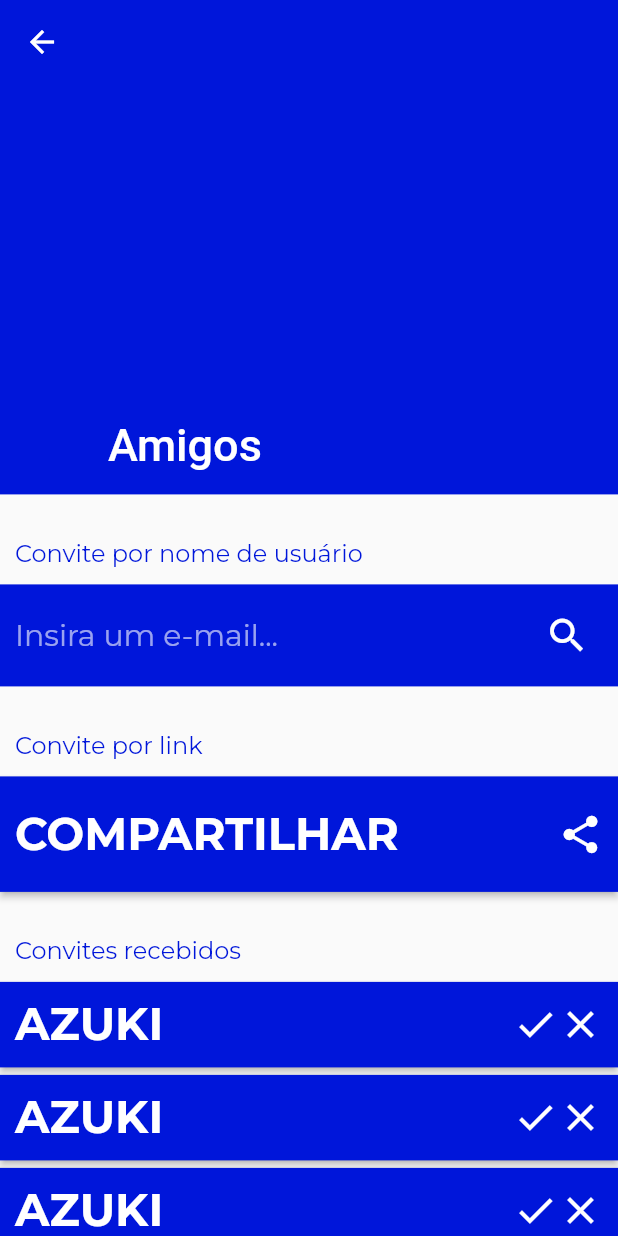
After one commit to edionay/aguinha, a Flutter app: the screen it shows once a user with an empty profile is signed in, after a tap on the "group add" icon, on a phone screen of 412 x 824 dp. The commit adds this screen. Run offline on Flutter 3.47's test engine with Material 2 defaults, Android fonts, the phone set to English and light mode, and no system bars; our stand-ins replace cloud_firestore, cloud_functions, firebase_auth, firebase_core, firebase_messaging, flutter_local_notifications and 3 more; accounts and stored records are empty.

Commit message:
Send friend request

```diff
--- /dev/null
+++ b/lib/constants.dart
@@ -0,0 +1,7 @@
+import 'package:flutter/material.dart';
+
+const kDefaultPadding = 10.0;
+const kBigIconSize = 30.0;
+const kBigFontSize = 30.0;
+const kPrimaryColor = Color(0xFF0016DA);
+const kSubheaderStyle = TextStyle(color: kPrimaryColor, fontSize: 16);
--- a/lib/main.dart
+++ b/lib/main.dart
@@ -2,6 +2,7 @@
 
 import 'package:aguinha/provider.dart';
 import 'package:aguinha/screens/error_screen.dart';
+import 'package:aguinha/screens/friends_screen.dart';
 import 'package:aguinha/screens/home_screen.dart';
 import 'package:aguinha/screens/login_screen.dart';
 import 'package:cloud_firestore/cloud_firestore.dart';
@@ -12,9 +13,10 @@
 import 'package:flutter/cupertino.dart';
 import 'package:flutter/material.dart';
 import 'package:flutter_local_notifications/flutter_local_notifications.dart';
+import 'package:google_fonts/google_fonts.dart';
 import 'package:provider/provider.dart';
 
-const bool USE_EMULATOR = false;
+const bool USE_EMULATOR = true;
 
 Future _connectToFirebaseEmulator() async {
   final localHostString = Platform.isAndroid ? '10.0.2.2' : 'localhost';
@@ -74,6 +76,8 @@
   Widget build(BuildContext context) => ChangeNotifierProvider(
         create: (context) => GoogleSignInProvider(),
         child: MaterialApp(
+          theme: Theme.of(context)
+              .copyWith(textTheme: GoogleFonts.montserratTextTheme()),
           home: StreamBuilder(
             stream: FirebaseAuth.instance.authStateChanges(),
             builder: (context, snapshot) {
@@ -90,6 +94,10 @@
               }
             },
           ),
+          debugShowCheckedModeBanner: false,
+          routes: {
+            FriendsScreen.id: (context) => FriendsScreen(),
+          },
         ),
       );
 }
--- /dev/null
+++ b/lib/screens/friends_screen.dart
@@ -0,0 +1,443 @@
+import 'package:aguinha/constants.dart';
+import 'package:cloud_functions/cloud_functions.dart';
+import 'package:flutter/cupertino.dart';
+import 'package:flutter/material.dart';
+
+class FriendsScreen extends StatelessWidget {
+  const FriendsScreen({Key? key}) : super(key: key);
+
+  static String id = 'friends_screen';
+
+  @override
+  Widget build(BuildContext context) {
+    final _size = MediaQuery.of(context).size;
+
+    return SafeArea(
+        child: Scaffold(
+      body: CustomScrollView(
+        slivers: [
+          SliverAppBar(
+            backgroundColor: kPrimaryColor,
+            pinned: true,
+            flexibleSpace: FlexibleSpaceBar(
+              title: Text('Amigos'),
+            ),
+            expandedHeight: _size.height * 0.4,
+          ),
+          SliverList(
+            delegate: SliverChildListDelegate(
+              [
+                SizedBox(
+                  height: kDefaultPadding * 3,
+                ),
+                Padding(
+                  padding: const EdgeInsets.only(left: kDefaultPadding),
+                  child: Text(
+                    'Convite por nome de usuário',
+                    style: kSubheaderStyle,
+                  ),
+                ),
+                SizedBox(
+                  height: kDefaultPadding,
+                ),
+                UserSearchSection(),
+                SizedBox(
+                  height: kDefaultPadding * 3,
+                ),
+                Padding(
+                    padding: const EdgeInsets.only(left: kDefaultPadding),
+                    child: Text(
+                      'Convite por link',
+                      style: kSubheaderStyle,
+                    )),
+                SizedBox(
+                  height: kDefaultPadding,
+                ),
+                ElevatedButton(
+                  onPressed: () {},
+                  style: ElevatedButton.styleFrom(
+                    padding: EdgeInsets.symmetric(
+                        horizontal: kDefaultPadding,
+                        vertical: kDefaultPadding * 2),
+                    shape: RoundedRectangleBorder(
+                        borderRadius: BorderRadius.all(Radius.circular(0))),
+                    primary: kPrimaryColor,
+                  ),
+                  child: Row(
+                    mainAxisAlignment: MainAxisAlignment.spaceBetween,
+                    crossAxisAlignment: CrossAxisAlignment.center,
+                    children: [
+                      Text(
+                        'COMPARTILHAR',
+                        style: TextStyle(
+                            fontSize: kBigFontSize,
+                            color: Colors.white,
+                            fontWeight: FontWeight.bold),
+                      ),
+                      Icon(
+                        Icons.share,
+                        color: Colors.white,
+                        size: kBigIconSize,
+                      )
+                    ],
+                  ),
+                ),
+                SizedBox(
+                  height: kDefaultPadding * 3,
+                ),
+                Padding(
+                  padding: const EdgeInsets.only(left: kDefaultPadding),
+                  child: Text(
+                    'Convites recebidos',
+                    style: kSubheaderStyle,
+                  ),
+                ),
+                SizedBox(
+                  height: kDefaultPadding,
+                ),
+                ElevatedButton(
+                  onPressed: () {},
+                  style: ElevatedButton.styleFrom(
+                    padding: EdgeInsets.all(kDefaultPadding),
+                    shape: RoundedRectangleBorder(
+                        borderRadius: BorderRadius.all(Radius.circular(0))),
+                    primary: kPrimaryColor,
+                  ),
+                  child: Row(
+                    mainAxisAlignment: MainAxisAlignment.spaceBetween,
+                    crossAxisAlignment: CrossAxisAlignment.center,
+                    children: [
+                      Text(
+                        'AZUKI',
+                        style: TextStyle(
+                            fontSize: kBigFontSize,
+                            color: Colors.white,
+                            fontWeight: FontWeight.bold),
+                      ),
+                      Row(
+                        children: [
+                          Icon(
+                            Icons.done,
+                            color: Colors.white,
+                            size: kBigIconSize,
+                          ),
+                          Icon(
+                            Icons.close,
+                            color: Colors.white,
+                            size: kBigIconSize,
+                          ),
+                        ],
+                      )
+                    ],
+                  ),
+                ),
+                SizedBox(
+                  height: kDefaultPadding / 2,
+                ),
+                ElevatedButton(
+                  onPressed: () {},
+                  style: ElevatedButton.styleFrom(
+                    padding: EdgeInsets.all(kDefaultPadding),
+                    shape: RoundedRectangleBorder(
+                        borderRadius: BorderRadius.all(Radius.circular(0))),
+                    primary: kPrimaryColor,
+                  ),
+                  child: Row(
+                    mainAxisAlignment: MainAxisAlignment.spaceBetween,
+                    crossAxisAlignment: CrossAxisAlignment.center,
+                    children: [
+                      Text(
+                        'AZUKI',
+                        style: TextStyle(
+                            fontSize: kBigFontSize,
+                            color: Colors.white,
+                            fontWeight: FontWeight.bold),
+                      ),
+                      Row(
+                        children: [
+                          Icon(
+                            Icons.done,
+                            color: Colors.white,
+                            size: kBigIconSize,
+                          ),
+                          Icon(
+                            Icons.close,
+                            color: Colors.white,
+                            size: kBigIconSize,
+                          ),
+                        ],
+                      )
+                    ],
+                  ),
+                ),
+                SizedBox(
+                  height: kDefaultPadding / 2,
+                ),
+                ElevatedButton(
+                  onPressed: () {},
+                  style: ElevatedButton.styleFrom(
+                    padding: EdgeInsets.all(kDefaultPadding),
+                    shape: RoundedRectangleBorder(
+                        borderRadius: BorderRadius.all(Radius.circular(0))),
+                    primary: kPrimaryColor,
+                  ),
+                  child: Row(
+                    mainAxisAlignment: MainAxisAlignment.spaceBetween,
+                    crossAxisAlignment: CrossAxisAlignment.center,
+                    children: [
+                      Text(
+                        'AZUKI',
+                        style: TextStyle(
+                            fontSize: kBigFontSize,
+                            color: Colors.white,
+                            fontWeight: FontWeight.bold),
+                      ),
+                      Row(
+                        children: [
+                          Icon(
+                            Icons.done,
+                            color: Colors.white,
+                            size: kBigIconSize,
+                          ),
+                          Icon(
+                            Icons.close,
+                            color: Colors.white,
+                            size: kBigIconSize,
+                          ),
+                        ],
+                      )
+                    ],
+                  ),
+                ),
+                SizedBox(
+                  height: kDefaultPadding * 3,
+                ),
+                Padding(
+                  padding: const EdgeInsets.only(left: kDefaultPadding),
+                  child: Text(
+                    'Convites enviados',
+                    style: kSubheaderStyle,
+                  ),
+                ),
+                SizedBox(
+                  height: kDefaultPadding,
+                ),
+                ElevatedButton(
+                  onPressed: () {},
+                  style: ElevatedButton.styleFrom(
+                    padding: EdgeInsets.all(kDefaultPadding),
+                    shape: RoundedRectangleBorder(
+                        borderRadius: BorderRadius.all(Radius.circular(0))),
+                    primary: kPrimaryColor,
+                  ),
+                  child: Row(
+                    mainAxisAlignment: MainAxisAlignment.spaceBetween,
+                    crossAxisAlignment: CrossAxisAlignment.center,
+                    children: [
+                      Text(
+                        'FAMINTE',
+                        style: TextStyle(
+                            fontSize: kBigFontSize,
+                            color: Colors.white,
+                            fontWeight: FontWeight.bold),
+                      ),
+                      Row(
+                        children: [
+                          Icon(
+                            Icons.done,
+                            color: Colors.white,
+                            size: kBigIconSize,
+                          ),
+                          Icon(
+                            Icons.close,
+                            color: Colors.white,
+                            size: kBigIconSize,
+                          ),
+                        ],
+                      )
+                    ],
+                  ),
+                ),
+                SizedBox(
+                  height: kDefaultPadding / 2,
+                ),
+                ElevatedButton(
+                  onPressed: () {},
+                  style: ElevatedButton.styleFrom(
+                    padding: EdgeInsets.all(kDefaultPadding),
+                    shape: RoundedRectangleBorder(
+                        borderRadius: BorderRadius.all(Radius.circular(0))),
+                    primary: kPrimaryColor,
+                  ),
+                  child: Row(
+                    mainAxisAlignment: MainAxisAlignment.spaceBetween,
+                    crossAxisAlignment: CrossAxisAlignment.center,
+                    children: [
+                      Text(
+                        'AZUKI',
+                        style: TextStyle(
+                            fontSize: kBigFontSize,
+                            color: Colors.white,
+                            fontWeight: FontWeight.bold),
+                      ),
+                      Row(
+                        children: [
+                          Icon(
+                            Icons.done,
+                            color: Colors.white,
+                            size: kBigIconSize,
+                          ),
+                          Icon(
+                            Icons.close,
+                            color: Colors.white,
+                            size: kBigIconSize,
+                          ),
+                        ],
+                      )
+                    ],
+                  ),
+                ),
+              ],
+            ),
+          ),
+        ],
+      ),
+    ));
+  }
+}
+
+class UserSearchSection extends StatefulWidget {
+  @override
+  _UserSearchSectionState createState() => _UserSearchSectionState();
+}
+
+class _UserSearchSectionState extends State<UserSearchSection> {
+  bool loading = false;
+  @override
+  Widget build(BuildContext context) {
+    String? username;
+
+    return Container(
+      padding: EdgeInsets.all(kDefaultPadding),
+      color: kPrimaryColor,
+      child: Column(
+        children: [
+          TextField(
+            onChanged: (value) {
+              username = value;
+            },
+            enabled: !loading,
+            textCapitalization: TextCapitalization.characters,
+            style: TextStyle(color: Colors.white, fontSize: 20),
+            decoration: InputDecoration(
+                hintStyle: TextStyle(color: Colors.white60),
+                border: InputBorder.none,
+                suffixIcon: IconButton(
+                  onPressed: () async {
+                    if (username == null || username!.isEmpty) {
+                      final snackBar =
+                          SnackBar(content: Text('Insira um nome de usuário'));
+                      ScaffoldMessenger.of(context).showSnackBar(snackBar);
+                      return;
+                    }
+                    setState(() {
+                      loading = true;
+                    });
+
+                    HttpsCallable callable =
+                        FirebaseFunctions.instance.httpsCallable('userExists');
+                    final userExists =
+                        await callable.call({'username': username});
+
+                    setState(() {
+                      loading = false;
+                    });
+                    if (userExists.data) {
+                      showModalBottomSheet(
+                        context: context,
+                        builder: (_) => Container(
+                          child: Column(
+                            mainAxisAlignment: MainAxisAlignment.center,
+                            children: [
+                              Text(
+                                  'Deseja enviar uma solicitação de amizade para'),
+                              SizedBox(
+                                height: kDefaultPadding * 2,
+                              ),
+                              Column(
+                                crossAxisAlignment: CrossAxisAlignment.end,
+                                children: [
+                                  Text(
+                                    'AUSTRAL',
+                                    style: TextStyle(
+                                        fontSize: 40,
+                                        color: kPrimaryColor,
+                                        fontWeight: FontWeight.bold),
+                                  ),
+                                  Text('#2424',
+                                      textAlign: TextAlign.left,
+                                      style: TextStyle(
+                                          fontWeight: FontWeight.normal,
+                                          fontSize: 24,
+                                          color: Colors.grey)),
+                                ],
+                              ),
+                              SizedBox(
+                                height: kDefaultPadding,
+                              ),
+                              Row(
+                                mainAxisAlignment: MainAxisAlignment.center,
+                                children: [
+                                  ElevatedButton(
+                                    onPressed: () async {
+                                      HttpsCallable callable = FirebaseFunctions
+                                          .instance
+                                          .httpsCallable('requestFriendship');
+                                      final response = await callable
+                                          .call({'username': username});
+                                      print(response.data);
+                                    },
+                                    style: ElevatedButton.styleFrom(
+                                        primary: kPrimaryColor),
+                                    child: Text('Sim'),
+                                  ),
+                                  SizedBox(
+                                    width: kDefaultPadding,
+                                  ),
+                                  TextButton(
+                                    onPressed: () {
+                                      Navigator.pop(context);
+                                    },
+                                    child: Text(
+                                      'Não',
+                                      style: TextStyle(color: kPrimaryColor),
+                                    ),
+                                  ),
+                                ],
+                              )
+                            ],
+                          ),
+                        ),
+                      );
+                    } else {
+                      final snackBar =
+                          SnackBar(content: Text('Usuário não encontrado'));
+                      ScaffoldMessenger.of(context).showSnackBar(snackBar);
+                    }
+                    print(userExists.data);
+                  },
+                  icon: Icon(
+                    Icons.search,
+                    color: Colors.white,
+                    size: kBigIconSize,
+                  ),
+                ),
+                hintText: 'Insira um e-mail...',
+                fillColor: Colors.white),
+          ),
+          if (loading) LinearProgressIndicator()
+        ],
+      ),
+    );
+  }
+}
--- a/lib/screens/home_screen.dart
+++ b/lib/screens/home_screen.dart
@@ -1,3 +1,5 @@
+import 'package:aguinha/constants.dart';
+import 'package:aguinha/screens/friends_screen.dart';
 import 'package:cloud_firestore/cloud_firestore.dart';
 import 'package:cloud_functions/cloud_functions.dart';
 import 'package:firebase_auth/firebase_auth.dart';
@@ -81,6 +83,23 @@
                 ),
               ),
             ),
+            Row(
+              mainAxisAlignment: MainAxisAlignment.end,
+              children: [
+                Container(
+                  color: Colors.blue,
+                  child: IconButton(
+                    icon: Icon(Icons.group_add),
+                    padding: EdgeInsets.all(kDefaultPadding),
+                    color: Colors.white,
+                    iconSize: 40.0,
+                    onPressed: () {
+                      Navigator.pushNamed(context, FriendsScreen.id);
+                    },
+                  ),
+                )
+              ],
+            ),
             Column(
               children: [
                 StreamBuilder<QuerySnapshot>(
@@ -156,7 +175,6 @@
                 HttpsCallable callable =
                     FirebaseFunctions.instance.httpsCallable('notify');
                 final response = await callable.call({'to': widget.friend.id});
-                print(response.data);
                 final snackBar = SnackBar(
                     content:
                         Text('${widget.friend['nickname']} foi notificado!'));
--- a/pubspec.yaml
+++ b/pubspec.yaml
@@ -38,6 +38,9 @@
   cloud_functions: ^3.0.0
   http: ^0.13.3
   flutter_slidable: ^0.6.0
+  google_fonts: ^2.1.0
+  liquid_progress_indicator: ^0.4.0
+  modal_bottom_sheet: ^2.0.0
 
 dev_dependencies:
   flutter_test:
```
Also changed, not shown: pubspec.lock.
